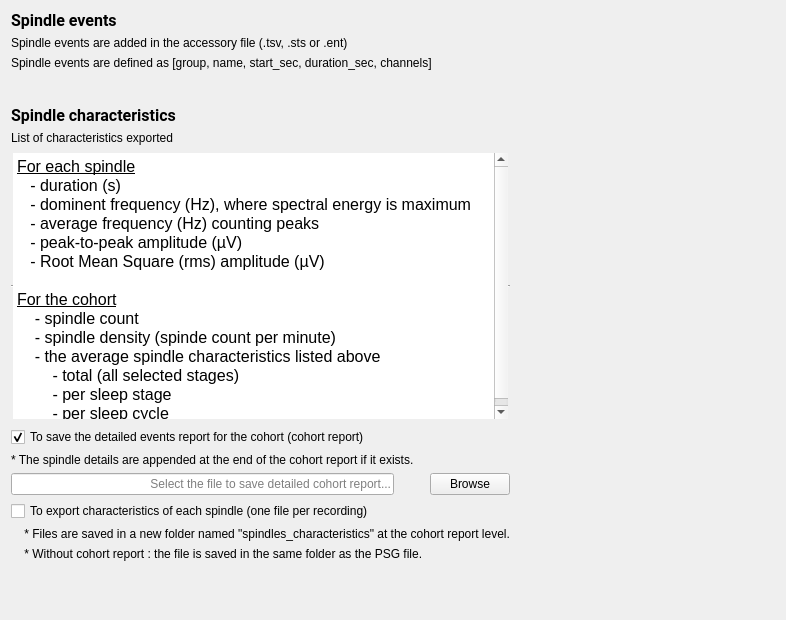
First picture: the form in tools/CEAMSTools/SpindleDetectionSumo/OutputFilesStep/Ui_OutputFilesStep.ui, repository SnoozToolbox/snooz-package-ceams, before the edit.
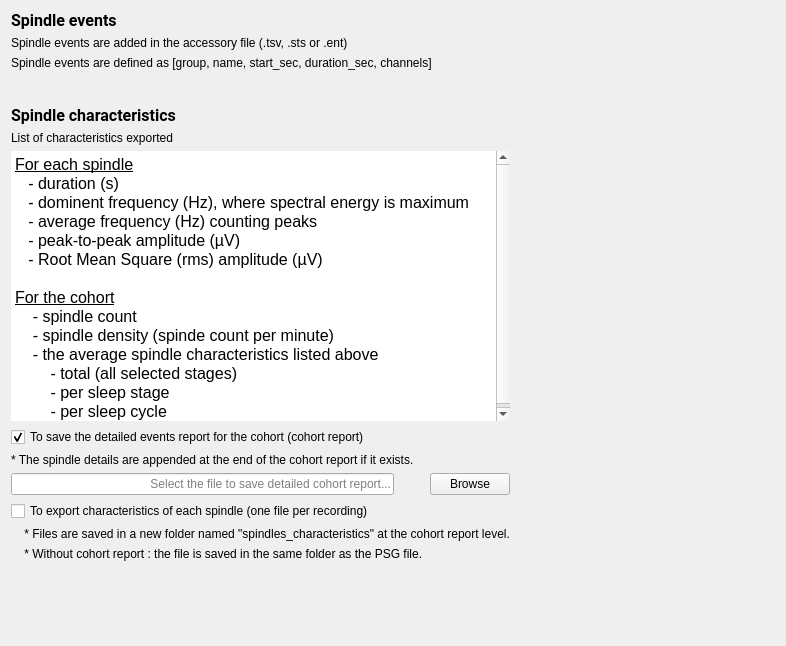
Second picture: the form after the edit.

Commit message: Unusuall Hlines and Vlines of the frameShape is removed from the tools and modules

The edit to the form file:
```diff
--- a/tools/CEAMSTools/SpindleDetectionSumo/OutputFilesStep/Ui_OutputFilesStep.ui
+++ b/tools/CEAMSTools/SpindleDetectionSumo/OutputFilesStep/Ui_OutputFilesStep.ui
@@ -7,7 +7,7 @@
     <x>0</x>
     <y>0</y>
     <width>786</width>
-    <height>620</height>
+    <height>646</height>
    </rect>
   </property>
   <property name="windowTitle">
@@ -101,30 +101,39 @@
         </size>
        </property>
        <property name="frameShape">
-        <enum>QFrame::HLine</enum>
+        <enum>QFrame::Shape::NoFrame</enum>
+       </property>
+       <property name="frameShadow">
+        <enum>QFrame::Shadow::Plain</enum>
+       </property>
+       <property name="lineWidth">
+        <number>0</number>
        </property>
        <property name="readOnly">
         <bool>true</bool>
        </property>
        <property name="html">
         <string>&lt;!DOCTYPE HTML PUBLIC &quot;-//W3C//DTD HTML 4.0//EN&quot; &quot;http://www.w3.org/TR/REC-html40/strict.dtd&quot;&gt;
-&lt;html&gt;&lt;head&gt;&lt;meta name=&quot;qrichtext&quot; content=&quot;1&quot; /&gt;&lt;style type=&quot;text/css&quot;&gt;
+&lt;html&gt;&lt;head&gt;&lt;meta name=&quot;qrichtext&quot; content=&quot;1&quot; /&gt;&lt;meta charset=&quot;utf-8&quot; /&gt;&lt;style type=&quot;text/css&quot;&gt;
 p, li { white-space: pre-wrap; }
+hr { height: 1px; border-width: 0; }
+li.unchecked::marker { content: &quot;\2610&quot;; }
+li.checked::marker { content: &quot;\2612&quot;; }
 &lt;/style&gt;&lt;/head&gt;&lt;body style=&quot; font-family:'Roboto'; font-size:12pt; font-weight:400; font-style:normal;&quot;&gt;
-&lt;p style=&quot; margin-top:0px; margin-bottom:0px; margin-left:0px; margin-right:0px; -qt-block-indent:0; text-indent:0px;&quot;&gt;&lt;span style=&quot; font-family:'Roboto'; text-decoration: underline;&quot;&gt;For each spindle&lt;/span&gt;&lt;/p&gt;
-&lt;p style=&quot; margin-top:0px; margin-bottom:0px; margin-left:0px; margin-right:0px; -qt-block-indent:0; text-indent:0px;&quot;&gt;&lt;span style=&quot; font-family:'Roboto';&quot;&gt;   - duration (s)&lt;/span&gt;&lt;/p&gt;
-&lt;p style=&quot; margin-top:0px; margin-bottom:0px; margin-left:0px; margin-right:0px; -qt-block-indent:0; text-indent:0px;&quot;&gt;&lt;span style=&quot; font-family:'Roboto';&quot;&gt;   - dominent frequency (Hz), &lt;/span&gt;&lt;span style=&quot; font-family:'Roboto'; color:#000000;&quot;&gt;where spectral energy is maximum&lt;/span&gt;&lt;/p&gt;
-&lt;p style=&quot; margin-top:0px; margin-bottom:0px; margin-left:0px; margin-right:0px; -qt-block-indent:0; text-indent:0px;&quot;&gt;&lt;span style=&quot; font-family:'Roboto'; color:#000000;&quot;&gt;   - average frequency (Hz) counting peaks&lt;/span&gt;&lt;/p&gt;
-&lt;p style=&quot; margin-top:0px; margin-bottom:0px; margin-left:0px; margin-right:0px; -qt-block-indent:0; text-indent:0px;&quot;&gt;&lt;span style=&quot; font-family:'Roboto'; color:#000000;&quot;&gt;   - peak-to-peak amplitude (µV)&lt;/span&gt;&lt;/p&gt;
-&lt;p style=&quot; margin-top:0px; margin-bottom:0px; margin-left:0px; margin-right:0px; -qt-block-indent:0; text-indent:0px;&quot;&gt;&lt;span style=&quot; font-family:'Roboto'; color:#000000;&quot;&gt;   - Root Mean Square (rms) amplitude (µV)&lt;/span&gt;&lt;/p&gt;
-&lt;p style=&quot;-qt-paragraph-type:empty; margin-top:0px; margin-bottom:0px; margin-left:0px; margin-right:0px; -qt-block-indent:0; text-indent:0px; font-family:'Roboto'; color:#000000;&quot;&gt;&lt;br /&gt;&lt;/p&gt;
-&lt;p style=&quot; margin-top:0px; margin-bottom:0px; margin-left:0px; margin-right:0px; -qt-block-indent:0; text-indent:0px;&quot;&gt;&lt;span style=&quot; font-family:'Roboto'; text-decoration: underline;&quot;&gt;For the cohort&lt;/span&gt;&lt;/p&gt;
-&lt;p style=&quot; margin-top:0px; margin-bottom:0px; margin-left:0px; margin-right:0px; -qt-block-indent:0; text-indent:0px;&quot;&gt;&lt;span style=&quot; font-family:'Roboto';&quot;&gt;    - spindle count&lt;/span&gt;&lt;/p&gt;
-&lt;p style=&quot; margin-top:0px; margin-bottom:0px; margin-left:0px; margin-right:0px; -qt-block-indent:0; text-indent:0px;&quot;&gt;&lt;span style=&quot; font-family:'Roboto';&quot;&gt;    - spindle density (spinde count per minute)&lt;/span&gt;&lt;/p&gt;
-&lt;p style=&quot; margin-top:0px; margin-bottom:0px; margin-left:0px; margin-right:0px; -qt-block-indent:0; text-indent:0px;&quot;&gt;&lt;span style=&quot; font-family:'Roboto';&quot;&gt;    - the average spindle characteristics listed above&lt;/span&gt;&lt;/p&gt;
-&lt;p style=&quot; margin-top:0px; margin-bottom:0px; margin-left:0px; margin-right:0px; -qt-block-indent:0; text-indent:0px;&quot;&gt;&lt;span style=&quot; font-family:'Roboto';&quot;&gt;        - total (all selected stages)&lt;/span&gt;&lt;/p&gt;
-&lt;p style=&quot; margin-top:0px; margin-bottom:0px; margin-left:0px; margin-right:0px; -qt-block-indent:0; text-indent:0px;&quot;&gt;&lt;span style=&quot; font-family:'Roboto';&quot;&gt;        - per sleep stage&lt;/span&gt;&lt;/p&gt;
-&lt;p style=&quot; margin-top:0px; margin-bottom:0px; margin-left:0px; margin-right:0px; -qt-block-indent:0; text-indent:0px;&quot;&gt;&lt;span style=&quot; font-family:'Roboto';&quot;&gt;        - per sleep cycle&lt;/span&gt;&lt;/p&gt;&lt;/body&gt;&lt;/html&gt;</string>
+&lt;p style=&quot; margin-top:0px; margin-bottom:0px; margin-left:0px; margin-right:0px; -qt-block-indent:0; text-indent:0px;&quot;&gt;&lt;span style=&quot; text-decoration: underline;&quot;&gt;For each spindle&lt;/span&gt;&lt;/p&gt;
+&lt;p style=&quot; margin-top:0px; margin-bottom:0px; margin-left:0px; margin-right:0px; -qt-block-indent:0; text-indent:0px;&quot;&gt;   - duration (s)&lt;/p&gt;
+&lt;p style=&quot; margin-top:0px; margin-bottom:0px; margin-left:0px; margin-right:0px; -qt-block-indent:0; text-indent:0px;&quot;&gt;   - dominent frequency (Hz), &lt;span style=&quot; color:#000000;&quot;&gt;where spectral energy is maximum&lt;/span&gt;&lt;/p&gt;
+&lt;p style=&quot; margin-top:0px; margin-bottom:0px; margin-left:0px; margin-right:0px; -qt-block-indent:0; text-indent:0px;&quot;&gt;&lt;span style=&quot; color:#000000;&quot;&gt;   - average frequency (Hz) counting peaks&lt;/span&gt;&lt;/p&gt;
+&lt;p style=&quot; margin-top:0px; margin-bottom:0px; margin-left:0px; margin-right:0px; -qt-block-indent:0; text-indent:0px;&quot;&gt;&lt;span style=&quot; color:#000000;&quot;&gt;   - peak-to-peak amplitude (µV)&lt;/span&gt;&lt;/p&gt;
+&lt;p style=&quot; margin-top:0px; margin-bottom:0px; margin-left:0px; margin-right:0px; -qt-block-indent:0; text-indent:0px;&quot;&gt;&lt;span style=&quot; color:#000000;&quot;&gt;   - Root Mean Square (rms) amplitude (µV)&lt;/span&gt;&lt;/p&gt;
+&lt;p style=&quot;-qt-paragraph-type:empty; margin-top:0px; margin-bottom:0px; margin-left:0px; margin-right:0px; -qt-block-indent:0; text-indent:0px; color:#000000;&quot;&gt;&lt;br /&gt;&lt;/p&gt;
+&lt;p style=&quot; margin-top:0px; margin-bottom:0px; margin-left:0px; margin-right:0px; -qt-block-indent:0; text-indent:0px;&quot;&gt;&lt;span style=&quot; text-decoration: underline;&quot;&gt;For the cohort&lt;/span&gt;&lt;/p&gt;
+&lt;p style=&quot; margin-top:0px; margin-bottom:0px; margin-left:0px; margin-right:0px; -qt-block-indent:0; text-indent:0px;&quot;&gt;    - spindle count&lt;/p&gt;
+&lt;p style=&quot; margin-top:0px; margin-bottom:0px; margin-left:0px; margin-right:0px; -qt-block-indent:0; text-indent:0px;&quot;&gt;    - spindle density (spinde count per minute)&lt;/p&gt;
+&lt;p style=&quot; margin-top:0px; margin-bottom:0px; margin-left:0px; margin-right:0px; -qt-block-indent:0; text-indent:0px;&quot;&gt;    - the average spindle characteristics listed above&lt;/p&gt;
+&lt;p style=&quot; margin-top:0px; margin-bottom:0px; margin-left:0px; margin-right:0px; -qt-block-indent:0; text-indent:0px;&quot;&gt;        - total (all selected stages)&lt;/p&gt;
+&lt;p style=&quot; margin-top:0px; margin-bottom:0px; margin-left:0px; margin-right:0px; -qt-block-indent:0; text-indent:0px;&quot;&gt;        - per sleep stage&lt;/p&gt;
+&lt;p style=&quot; margin-top:0px; margin-bottom:0px; margin-left:0px; margin-right:0px; -qt-block-indent:0; text-indent:0px;&quot;&gt;        - per sleep cycle&lt;/p&gt;&lt;/body&gt;&lt;/html&gt;</string>
        </property>
       </widget>
      </item>
```
Left out of the diff: 16 changed lines with no effect on the pictures. The commit also changes 48 other files.
